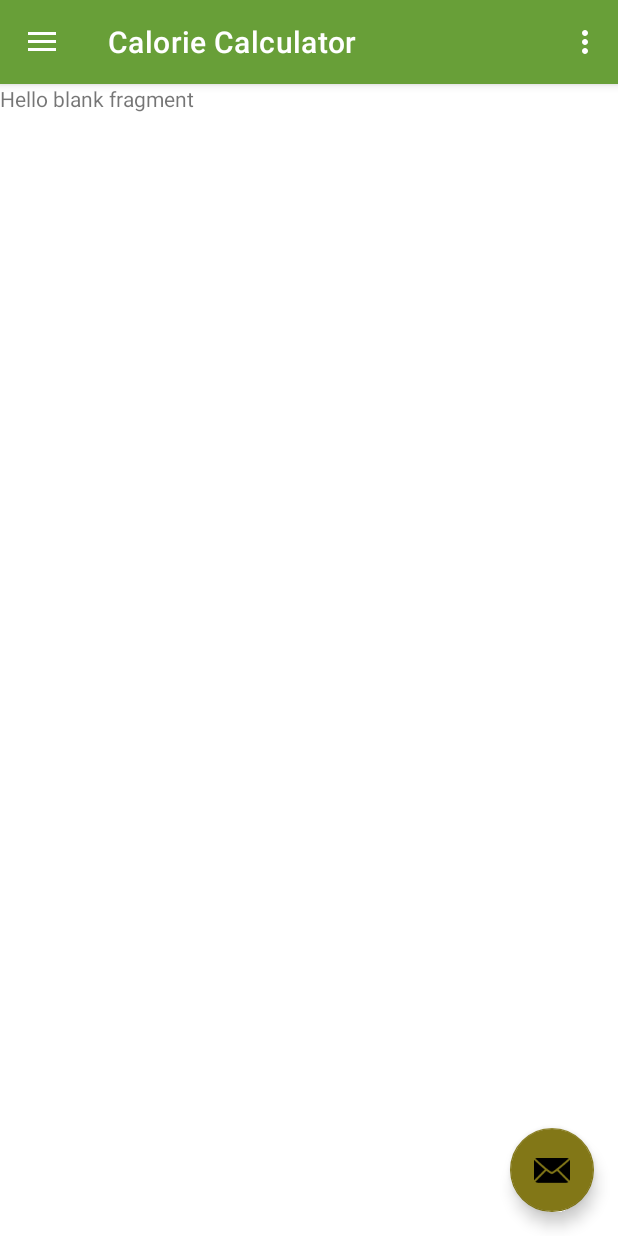
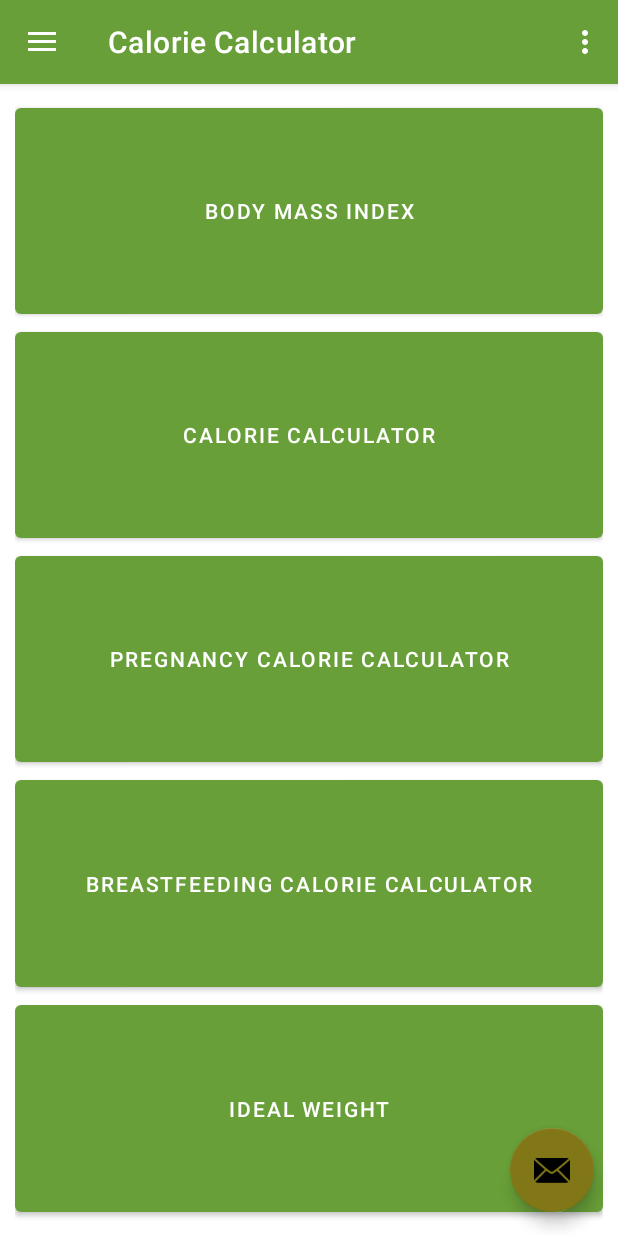
Before and after one commit to KrishnanDevika/MyDietBalanceApplication, an Android app: the screen it shows after launch (MainActivity), in the side drawer, after a tap on "Calorie Calculator", on a phone screen of 412 x 824 dp. Run offline under Robolectric (Android 15) with nearby library versions, the phone set to English and light mode, and no system bars; our stand-ins replace navigation-ui.

Commit message:
Added Buttons for calculating Calories

```diff
--- a/app/src/main/java/com/example/dietbalanceapplication/CalculatorFragment.java
+++ b/app/src/main/java/com/example/dietbalanceapplication/CalculatorFragment.java
@@ -7,6 +7,7 @@ import androidx.fragment.app.Fragment;
 import android.view.LayoutInflater;
 import android.view.View;
 import android.view.ViewGroup;
+import android.widget.Button;
 
 /**
  * A simple {@link Fragment} subclass.
@@ -60,6 +61,46 @@ public class CalculatorFragment extends Fragment {
                              Bundle savedInstanceState) {
         // Inflate the layout for this fragment
         View view = inflater.inflate(R.layout.fragment_calculator, container, false);
+        Button bmi = view.findViewById(R.id.bmiButton);
+        Button calorieCalc = view.findViewById(R.id.calorieButton);
+        Button pregnancyCalorie = view.findViewById(R.id.pregnancyButton);
+        Button feedingButton = view.findViewById(R.id.feedingButton);
+        Button weightButton = view.findViewById(R.id.weightButton);
+
+        bmi.setOnClickListener(new View.OnClickListener() {
+            @Override
+            public void onClick(View view) {
+
+            }
+        });
+
+        calorieCalc.setOnClickListener(new View.OnClickListener() {
+            @Override
+            public void onClick(View view) {
+
+            }
+        });
+
+        pregnancyCalorie.setOnClickListener(new View.OnClickListener() {
+            @Override
+            public void onClick(View view) {
+
+            }
+        });
+
+        feedingButton.setOnClickListener(new View.OnClickListener() {
+            @Override
+            public void onClick(View view) {
+
+            }
+        });
+
+        weightButton.setOnClickListener(new View.OnClickListener() {
+            @Override
+            public void onClick(View view) {
+
+            }
+        });
         return view;
     }
 }
--- a/app/src/main/res/layout/fragment_calculator.xml
+++ b/app/src/main/res/layout/fragment_calculator.xml
@@ -4,12 +4,42 @@
     android:layout_width="match_parent"
     android:layout_height="match_parent"
     android:orientation="vertical"
+    android:layout_margin="@dimen/layout_padding"
     tools:context=".CalculatorFragment">
 
-    <!-- TODO: Update blank fragment layout -->
-    <TextView
+
+    <Button
+        android:id="@+id/bmiButton"
         android:layout_width="match_parent"
-        android:layout_height="match_parent"
-        android:text="@string/hello_blank_fragment" />
+        android:layout_height="wrap_content"
+        android:layout_weight="1"
+        android:text="Body Mass Index" />
 
+    <Button
+        android:id="@+id/calorieButton"
+        android:layout_width="match_parent"
+        android:layout_height="wrap_content"
+        android:layout_weight="1"
+        android:text="Calorie Calculator" />
+
+    <Button
+        android:id="@+id/pregnancyButton"
+        android:layout_width="match_parent"
+        android:layout_height="wrap_content"
+        android:layout_weight="1"
+        android:text="Pregnancy Calorie Calculator" />
+
+    <Button
+        android:id="@+id/feedingButton"
+        android:layout_width="match_parent"
+        android:layout_height="wrap_content"
+        android:layout_weight="1"
+        android:text="BreastFeeding Calorie Calculator" />
+
+    <Button
+        android:id="@+id/weightButton"
+        android:layout_width="match_parent"
+        android:layout_height="wrap_content"
+        android:layout_weight="1"
+        android:text="Ideal Weight" />
 </LinearLayout>
```
